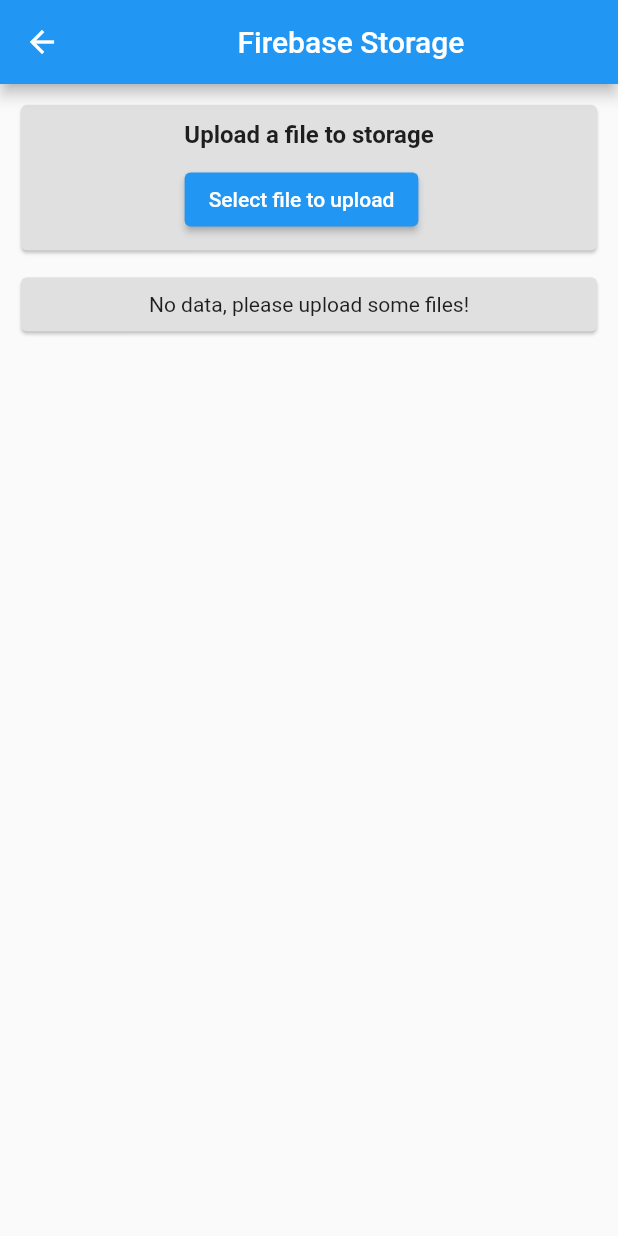
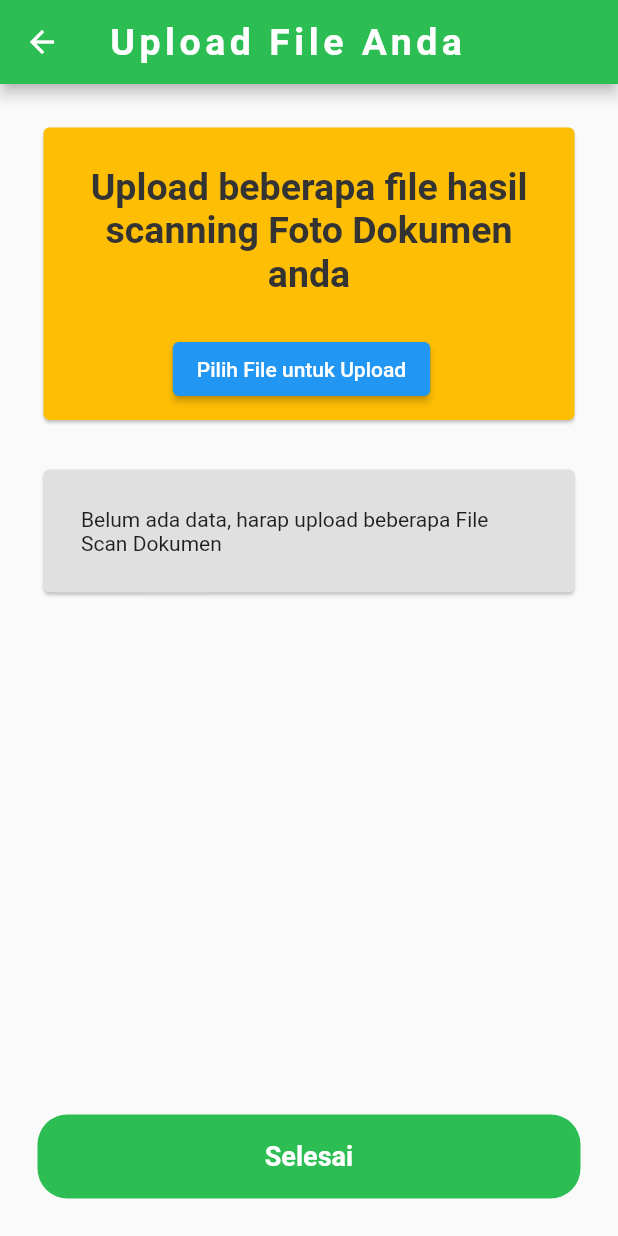
Before and after one commit to dikkisetiawan/dispenduk, a Flutter app: the StorageScreen screen opened directly, on a phone screen of 412 x 824 dp. Run offline on Flutter 3.47's test engine with Material 2 defaults, Android fonts, the light colour scheme and no system bars; our stand-ins replace bloc, cloud_firestore, equatable, firebase_auth, firebase_core, firebase_storage and 2 more; accounts and stored records are empty.

Commit message:
alhamdulillah finish

```diff
--- a/lib/services/storage_service.dart
+++ b/lib/services/storage_service.dart
@@ -4,9 +4,9 @@
 import 'package:firebase_auth/firebase_auth.dart';
 import 'package:firebase_storage/firebase_storage.dart';
 
+User? credentialUser = FirebaseAuth.instance.currentUser;
 final userReference =
     FirebaseStorage.instance.ref().child(credentialUser!.uid.toString());
-User? credentialUser = FirebaseAuth.instance.currentUser;
 
 class StorageService {
   static Future<List<FileDataModel>> getData() async {
@@ -19,12 +19,11 @@
 
       res.add(FileDataModel(content!, item.name, created, item));
     }
-    print('logme res $res');
+
     return res;
   }
 
   static Future deleteItem(Reference ref) async {
-    print('logme ref $ref');
     await ref.delete();
   }
 
--- a/lib/ui/screens/storage_screen.dart
+++ b/lib/ui/screens/storage_screen.dart
@@ -1,5 +1,7 @@
 import 'dart:io';
 import 'dart:typed_data';
+import 'package:dispenduk/ui/theme.dart';
+import 'package:dispenduk/ui/widgets/kprimary_button_widget.dart';
 import 'package:intl/intl.dart';
 
 import 'package:firebase_storage/firebase_storage.dart';
@@ -18,27 +20,26 @@
 
 class _State extends State<StorageScreen> {
   bool _uploadRunning = false;
-  String _buttonCaption = "Select file to upload";
+  String _buttonCaption = "Pilih File untuk Upload";
   UploadTask? _task;
 
   @override
   Widget build(BuildContext context) {
     return Scaffold(
-        appBar: AppBar(title: const Center(child: Text("Firebase Storage"))),
-        body: Padding(
-            padding: const EdgeInsets.all(10.0),
-            child: ListView(children: [
+      appBar: appBarWidget(),
+      body: ListView(padding: const EdgeInsets.all(defaultMargin), children: [
         Card(
-                  color: Colors.grey.shade300,
+            color: kSecondaryColor,
             child: Column(children: [
-                    Container(height: 10),
-                    const Padding(
-                        padding: EdgeInsets.symmetric(horizontal: 10),
-                        child: Text("Upload a file to storage",
+              Container(height: defaultMargin),
+              Padding(
+                  padding:
+                      const EdgeInsets.symmetric(horizontal: defaultMargin),
+                  child: Text(
+                      'Upload beberapa file hasil scanning Foto Dokumen anda',
                       textAlign: TextAlign.center,
-                            style: TextStyle(
-                                fontSize: 16, fontWeight: FontWeight.bold))),
-                    Container(height: 10),
+                      style: blackTextStyle.copyWith(letterSpacing: 0.0))),
+              Container(height: defaultMargin),
               Row(mainAxisAlignment: MainAxisAlignment.center, children: [
                 ElevatedButton(
                     onPressed: _uploadRunning
@@ -57,7 +58,7 @@
                               _task!.snapshotEvents.listen((snapshot) {
                                 if (snapshot.state == TaskState.running) {
                                   _buttonCaption =
-                                            "Uploading ... ${(100.0 * (snapshot.bytesTransferred / snapshot.totalBytes)).toStringAsFixed(0)}%";
+                                      "Sedang Upload ... ${(100.0 * (snapshot.bytesTransferred / snapshot.totalBytes)).toStringAsFixed(0)}%";
                                   _uploadRunning = true;
                                   setState(() {});
                                   return;
@@ -65,8 +66,7 @@
 
                                 if (snapshot.state == TaskState.success) {
                                   _uploadRunning = false;
-                                        _buttonCaption =
-                                            "Select file to upload";
+                                  _buttonCaption = "Pilih file untuk Upload";
                                   _task = null;
                                   setState(() {});
                                   return;
@@ -75,7 +75,7 @@
                             } on FirebaseException catch (ex) {
                               ScaffoldMessenger.of(context).showSnackBar(
                                   SnackBar(
-                                            backgroundColor: Colors.red,
+                                      backgroundColor: kWarningColor,
                                       content: Text(ex.message!)));
                             }
                           },
@@ -86,15 +86,15 @@
                       onPressed: () async {
                         await _task!.cancel();
                         _uploadRunning = false;
-                              _buttonCaption = "Select file to upload";
+                        _buttonCaption = "Pilih File untuk Upload";
                         setState(() {});
                       },
-                            icon: const Icon(Icons.stop_circle_outlined,
-                                size: 36, color: Colors.blueAccent))
+                      icon: Icon(Icons.stop_circle_outlined,
+                          size: 36, color: kPrimaryColor))
               ]),
               Container(height: 10)
             ])),
-              Container(height: 10),
+        Container(height: defaultMargin),
         FutureBuilder(
             future: StorageService.getData(),
             initialData: const <String>[],
@@ -104,8 +104,7 @@
                   return Center(child: Text(snapshot.error.toString()));
                 } else {
                   if (_uploadRunning) {
-                          return const Center(
-                              child: CircularProgressIndicator());
+                    return const Center(child: CircularProgressIndicator());
                   }
 
                   var data = snapshot.data as List<FileDataModel>;
@@ -113,10 +112,10 @@
                     return Card(
                         color: Colors.grey.shade300,
                         child: const Padding(
-                                  padding: EdgeInsets.all(10.0),
+                            padding: EdgeInsets.all(defaultMargin),
                             child: Center(
                                 child: Text(
-                                          "No data, please upload some files!"))));
+                                    "Belum ada data, harap upload beberapa File Scan Dokumen"))));
                   } else {
                     return Column(
                         children: data
@@ -138,8 +137,28 @@
 
               return const Center(child: CircularProgressIndicator());
             })
-            ])));
+      ]),
+      floatingActionButtonLocation: FloatingActionButtonLocation.centerDocked,
+      floatingActionButton: Padding(
+        padding: const EdgeInsets.all(defaultMargin),
+        child: KprimaryButtonWidget(
+          buttonColor: kPrimaryColor,
+          textValue: 'Selesai',
+          textColor: kWhiteColor,
+          onPressed: () {
+            Navigator.pop(context);
+          },
+        ),
+      ),
+    );
   }
+
+  AppBar appBarWidget() => AppBar(
+      backgroundColor: kPrimaryColor,
+      title: Text(
+        'Upload File Anda',
+        style: blackTextStyle.copyWith(color: kWhiteColor),
+      ));
 
   Future<XFile?> _pickImage() async {
     final ImagePicker _picker = ImagePicker();
@@ -165,9 +184,13 @@
   @override
   Widget build(BuildContext context) {
     return Card(
-        color: Colors.grey.shade300,
+        margin: const EdgeInsets.only(bottom: defaultMargin),
+        elevation: 20,
+        shape: RoundedRectangleBorder(
+            borderRadius: BorderRadius.circular(defaultCircular)),
+        color: kWhiteColor,
         child: Padding(
-          padding: const EdgeInsets.all(10.0),
+          padding: const EdgeInsets.all(defaultMargin / 2),
           child: Row(children: [
             Image.memory(
               content,
--- a/lib/ui/widgets/ktitle_widget.dart
+++ b/lib/ui/widgets/ktitle_widget.dart
@@ -3,9 +3,11 @@
 
 class KtitleWidget extends StatelessWidget {
   final String title;
+  final Color? color;
   const KtitleWidget(
     this.title, {
     Key? key,
+    this.color = Colors.black,
   }) : super(key: key);
 
   @override
@@ -15,7 +17,7 @@
       children: [
         Text(
           title,
-          style: blackTextStyle,
+          style: blackTextStyle.copyWith(color: color),
         ),
         const SizedBox(
           height: 20,
```
Also changed, not shown: lib/services/auth_service.dart (+9 -1 lines), lib/ui/screens/konfirmasi_request_layanan_screen.dart (+7 -6 lines), lib/ui/screens/request_screen.dart (+41 -13 lines). Lines whose indentation alone changed are shown as unchanged.
